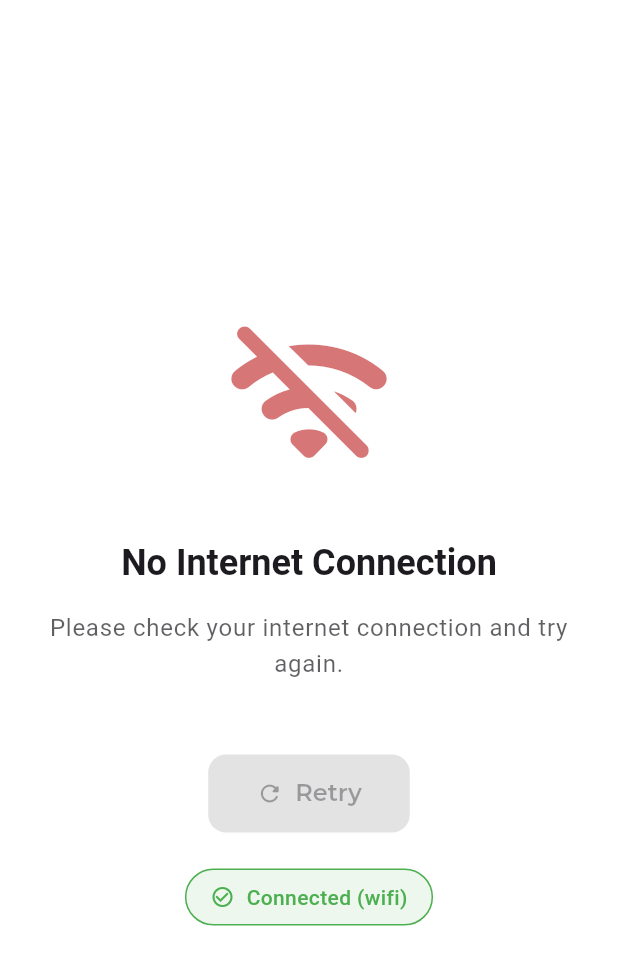
After one commit to lalan-desai-28/sahiyar_club, a Flutter app: the NoInternetPage screen opened directly, on a phone screen of 412 x 824 dp. The commit adds this screen. Shown: the top 965 px of the screen. Run offline on Flutter 3.47's test engine with Material 3 defaults, Android fonts, the phone set to English and light mode, and no system bars; our stand-ins replace awesome_bottom_bar, cached_network_image, connectivity_plus, dio, get, google_fonts and 4 more; accounts and stored records are empty.

Commit message:
Initial commit

```diff
--- a/lib/app/core/theme/app_theme.dart
+++ b/lib/app/core/theme/app_theme.dart
@@ -9,6 +9,7 @@ class AppTheme {
   // Light Theme
   static ThemeData get lightTheme {
     return ThemeData(
+
       useMaterial3: true,
       brightness: Brightness.light,
 
@@ -20,7 +21,9 @@ class AppTheme {
 
       // Typography
       textTheme: GoogleFonts.montserratTextTheme(
+
         _baseTextTheme.apply(
+
           bodyColor: AppColors.textPrimary,
           displayColor: AppColors.textPrimary,
         ),
--- /dev/null
+++ b/lib/controllers/connectivity_controller.dart
@@ -0,0 +1,45 @@
+import 'dart:async';
+import 'package:connectivity_plus/connectivity_plus.dart';
+import 'package:flutter/services.dart';
+import 'package:get/get.dart';
+
+class ConnectivityController extends GetxController {
+  final Connectivity _connectivity = Connectivity();
+  late StreamSubscription<List<ConnectivityResult>> _connectivitySubscription;
+
+  var isConnected = true.obs;
+  var connectionStatus = ConnectivityResult.none.obs;
+
+  @override
+  void onInit() {
+    super.onInit();
+    _initConnectivity();
+    _connectivitySubscription = _connectivity.onConnectivityChanged.listen(
+      _updateConnectionStatus,
+    );
+  }
+
+  Future<void> _initConnectivity() async {
+    List<ConnectivityResult> results;
+    try {
+      results = await _connectivity.checkConnectivity();
+    } on PlatformException catch (e) {
+      print('Couldn\'t check connectivity status: $e');
+      return;
+    }
+
+    _updateConnectionStatus(results);
+  }
+
+  void _updateConnectionStatus(List<ConnectivityResult> results) {
+    final result = results.isNotEmpty ? results.first : ConnectivityResult.none;
+    connectionStatus.value = result;
+    isConnected.value = result != ConnectivityResult.none;
+  }
+
+  @override
+  void onClose() {
+    _connectivitySubscription.cancel();
+    super.onClose();
+  }
+}
--- a/lib/controllers/splash_controller.dart
+++ b/lib/controllers/splash_controller.dart
@@ -17,10 +17,10 @@ class SplashController extends GetxController {
 
   Future<User?> getUserFromToken(String token) async {
     // make me request to get user data from token
+    print("Token: $token");
     if (token.isEmpty) {
       return null;
     }
-    print("Token: $token");
     final response = await usersRepository.me(token: token);
     if (response.statusCode == 200) {
       return response.data;
--- a/lib/controllers/sub_agent_form_controller.dart
+++ b/lib/controllers/sub_agent_form_controller.dart
@@ -40,7 +40,7 @@ class SubAgentFormController extends GetxController {
           title: 'Success',
           message: 'Sub Agent created successfully',
         );
-        Get.toNamed(AppRoutes.SUB_AGENTS_LIST);
+        Get.toNamed(AppRoutes.HOME);
       } else {
         Get.snackbar('Error', 'Failed to create Sub Agent');
       }
--- a/lib/controllers/update_pass_controller.dart
+++ b/lib/controllers/update_pass_controller.dart
@@ -34,10 +34,8 @@ class UpdatePassController extends GetxController {
 
   void init() {
     mobileController.addListener(() {
-      print('Mobile number changed: ${mobileController.text}');
       if (mobileController.text.length == 10) {
         if (_validateMobileNumber(mobileController.text)) {
-          print('Mobile number is valid');
           isMobileVerified.value = true;
         } else {
           isMobileVerified.value = false;
--- a/lib/models/stat.dart
+++ b/lib/models/stat.dart
@@ -71,6 +71,7 @@ class CurrentFeeBatch {
   int? maleFee;
   int? femaleFee;
   int? kidFee;
+  bool? shouldShowMRP;
 
   CurrentFeeBatch({
     this.batchType,
@@ -78,6 +79,7 @@ class CurrentFeeBatch {
     this.maleFee,
     this.femaleFee,
     this.kidFee,
+    this.shouldShowMRP = false,
   });
 
   CurrentFeeBatch.fromJson(Map<String, dynamic> json) {
@@ -86,6 +88,7 @@ class CurrentFeeBatch {
     maleFee = json['maleFee'];
     femaleFee = json['femaleFee'];
     kidFee = json['kidFee'];
+    shouldShowMRP = json['showDiscountedPrice'] ?? false;
   }
 
   Map<String, dynamic> toJson() {
--- /dev/null
+++ b/lib/pages/no_internet_page.dart
@@ -0,0 +1,124 @@
+import 'package:flutter/material.dart';
+import 'package:get/get.dart';
+import 'package:sahiyar_club/controllers/connectivity_controller.dart';
+
+class NoInternetPage extends StatelessWidget {
+  const NoInternetPage({super.key});
+
+  @override
+  Widget build(BuildContext context) {
+    final ConnectivityController connectivityController = Get.find();
+
+    return Scaffold(
+      backgroundColor: Theme.of(context).scaffoldBackgroundColor,
+      body: Center(
+        child: Padding(
+          padding: const EdgeInsets.all(24.0),
+          child: Column(
+            mainAxisAlignment: MainAxisAlignment.center,
+            children: [
+              Icon(
+                Icons.wifi_off_rounded,
+                size: 120,
+                color: Theme.of(context).colorScheme.error.withOpacity(0.6),
+              ),
+              const SizedBox(height: 32),
+              Text(
+                'No Internet Connection',
+                style: Theme.of(context).textTheme.headlineSmall?.copyWith(
+                  fontWeight: FontWeight.bold,
+                  color: Theme.of(context).colorScheme.onSurface,
+                ),
+                textAlign: TextAlign.center,
+              ),
+              const SizedBox(height: 16),
+              Text(
+                'Please check your internet connection and try again.',
+                style: Theme.of(context).textTheme.bodyLarge?.copyWith(
+                  color: Theme.of(
+                    context,
+                  ).colorScheme.onSurface.withOpacity(0.7),
+                ),
+                textAlign: TextAlign.center,
+              ),
+              const SizedBox(height: 48),
+              Obx(
+                () => ElevatedButton.icon(
+                  onPressed:
+                      connectivityController.isConnected.value
+                          ? null
+                          : () {
+                            connectivityController.onInit();
+                          },
+                  icon: const Icon(Icons.refresh_rounded),
+                  label: const Text('Retry'),
+                  style: ElevatedButton.styleFrom(
+                    padding: const EdgeInsets.symmetric(
+                      horizontal: 32,
+                      vertical: 16,
+                    ),
+                    shape: RoundedRectangleBorder(
+                      borderRadius: BorderRadius.circular(12),
+                    ),
+                  ),
+                ),
+              ),
+              const SizedBox(height: 24),
+              Obx(
+                () => AnimatedContainer(
+                  duration: const Duration(milliseconds: 300),
+                  padding: const EdgeInsets.symmetric(
+                    horizontal: 16,
+                    vertical: 8,
+                  ),
+                  decoration: BoxDecoration(
+                    color:
+                        connectivityController.isConnected.value
+                            ? Colors.green.withOpacity(0.1)
+                            : Colors.red.withOpacity(0.1),
+                    borderRadius: BorderRadius.circular(20),
+                    border: Border.all(
+                      color:
+                          connectivityController.isConnected.value
+                              ? Colors.green
+                              : Colors.red,
+                      width: 1,
+                    ),
+                  ),
+                  child: Row(
+                    mainAxisSize: MainAxisSize.min,
+                    children: [
+                      Icon(
+                        connectivityController.isConnected.value
+                            ? Icons.check_circle_outline
+                            : Icons.error_outline,
+                        size: 16,
+                        color:
+                            connectivityController.isConnected.value
+                                ? Colors.green
+                                : Colors.red,
+                      ),
+                      const SizedBox(width: 8),
+                      Text(
+                        connectivityController.isConnected.value
+                            ? 'Connected (${connectivityController.connectionStatus.value.name})'
+                            : 'Disconnected',
+                        style: TextStyle(
+                          color:
+                              connectivityController.isConnected.value
+                                  ? Colors.green
+                                  : Colors.red,
+                          fontWeight: FontWeight.w500,
+                        ),
+                      ),
+                    ],
+                  ),
+                ),
+              ),
+            ],
+          ),
+        ),
+      ),
+    );
+  }
+}
--- a/lib/widgets/custom_button.dart
+++ b/lib/widgets/custom_button.dart
@@ -39,8 +39,8 @@ class CustomButton extends StatelessWidget {
         child:
             isLoading
                 ? const SizedBox(
-                  height: 24,
-                  width: 24,
+                  height: 20,
+                  width: 20,
                   child: CircularProgressIndicator(
                     strokeWidth: 2.5,
                     color: Colors.white,
--- a/pubspec.yaml
+++ b/pubspec.yaml
@@ -16,7 +16,7 @@ publish_to: 'none' # Remove this line if you wish to publish to pub.dev
 # https://developer.apple.com/library/archive/documentation/General/Reference/InfoPlistKeyReference/Articles/CoreFoundationKeys.html
 # In Windows, build-name is used as the major, minor, and patch parts
 # of the product and file versions while build-number is used as the build suffix.
-version: 1.0.0+1
+version: 1.1.0+1
 
 environment:
   sdk: ^3.7.0
@@ -84,6 +84,7 @@ flutter:
   # To add assets to your application, add an assets section, like this:
   assets:
     - assets/images/
+    - shorebird.yaml
   #   - images/a_dot_ham.jpeg
 
   # An image asset can refer to one or more resolution-specific "variants", see
```
Also changed, not shown: lib/app/app.dart (+27 -5 lines), lib/constants/api_config_constants.dart (+4 -4 lines), lib/controllers/create_pass_controller.dart (+15 -2 lines), lib/pages/update_pass_page.dart (+27 -21 lines), lib/repositories/pass_repository.dart (+21 -1 lines), lib/screens/home/create_pass_screen.dart (+12 -3 lines), lib/screens/home/dashboard_screen.dart (+37 -11 lines), lib/widgets/pass_card.dart (+28 -41 lines), shorebird.yaml (added, +14 -0 lines), 1 other file.
